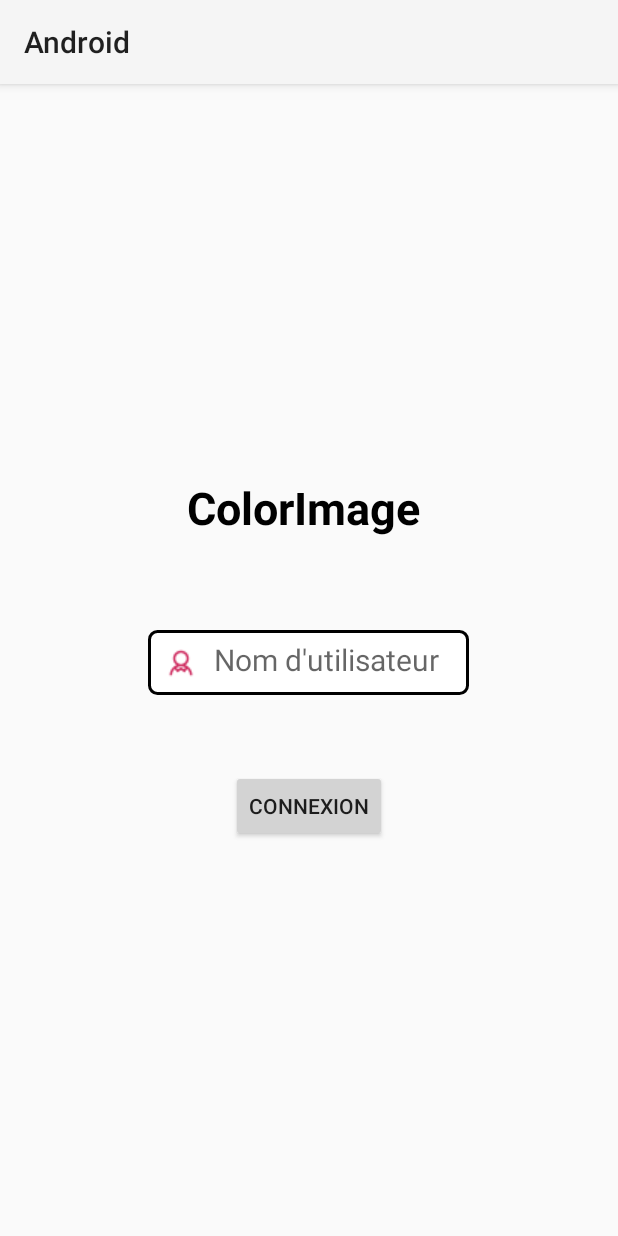
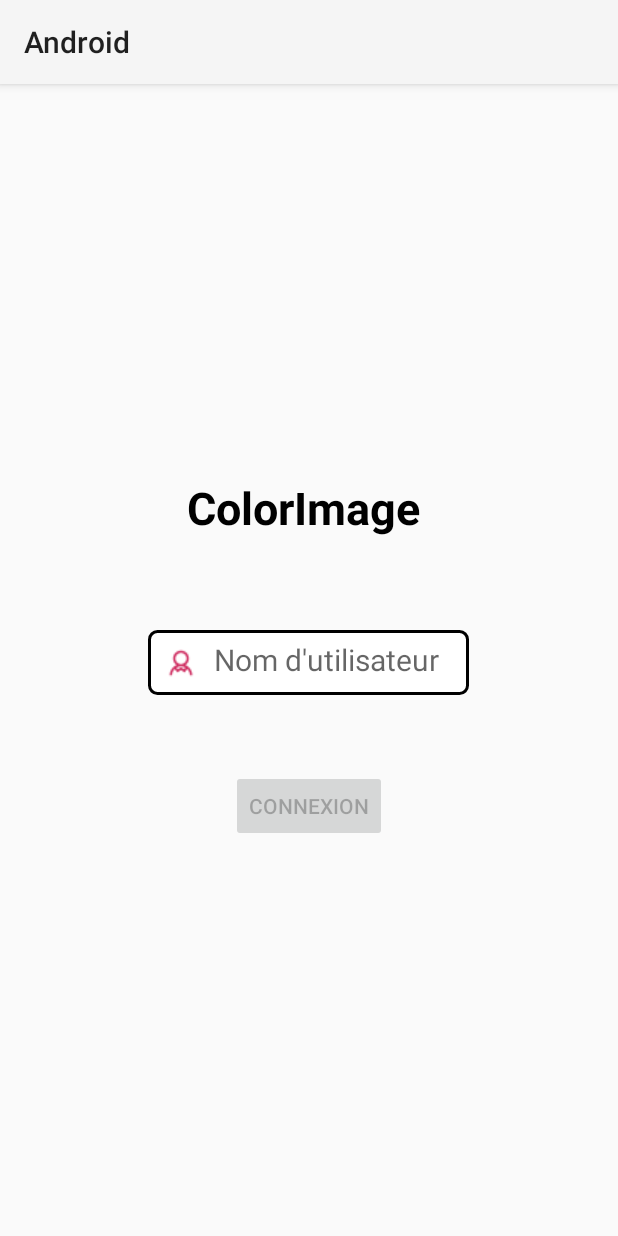
Before and after one commit to markbekhet/projet3, an Android app: the screen it shows after launch (LoginScreen), on a phone screen of 412 x 824 dp. Run offline under Robolectric (Android 15) with nearby library versions, the phone set to English and light mode, and no system bars.

Commit message:
Disable login button if the text is empty and enable it otherwise

```diff
--- a/Android/app/src/main/java/com/example/android/LoginScreen.kt
+++ b/Android/app/src/main/java/com/example/android/LoginScreen.kt
@@ -6,6 +6,8 @@ import android.os.Bundle
 import kotlinx.android.synthetic.main.activity_login_screen.*
 import android.app.Dialog
 import android.widget.Button
+import androidx.core.widget.doAfterTextChanged
+import kotlinx.coroutines.async
 import kotlinx.coroutines.launch
 import kotlinx.coroutines.runBlocking
 
@@ -31,12 +33,26 @@ class LoginScreen : AppCompatActivity() {
                 }
             }
         }
+
+        username.doAfterTextChanged {
+            if(username.text.isNotEmpty()){
+                button.isClickable = true
+                button.isEnabled = true
+            }
+            else{
+                button.isClickable = false
+                button.isEnabled = false
+            }
+        }
+
         button.setOnClickListener() {
             clientService!!.setClientUsername(username.text.toString())
             println(ClientInfo.username)
             runBlocking {
-                launch {
-                    clientService!!.connect(ClientInfo.username)
+                async{
+                    launch {
+                        clientService!!.connect(ClientInfo.username)
+                    }
                 }
             }
 
--- a/Android/app/src/main/res/layout/activity_login_screen.xml
+++ b/Android/app/src/main/res/layout/activity_login_screen.xml
@@ -65,7 +65,8 @@
         android:layout_width="wrap_content"
         android:layout_height="wrap_content"
         android:text="Connexion"
-        app:backgroundTint="#D3D3D3"
+        android:enabled="false"
+        android:clickable="false"
         />
 
 
```
